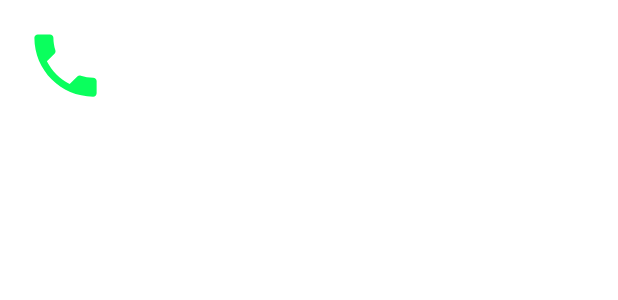
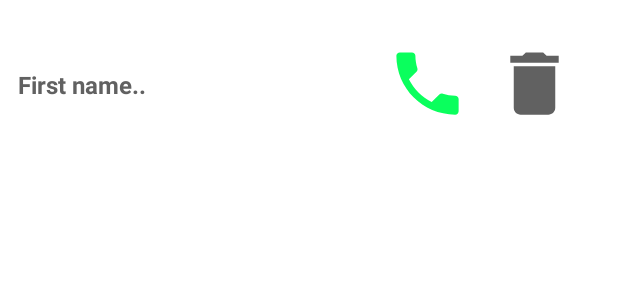
Before and after one commit to danielmbutler/AddressBookApp, an Android app: the layout phone_number_item.xml on its own in the app's theme, with its tools: preview values and no code run, on a phone screen of 412 x 824 dp. Shown: the top 300 px of the screen. Run offline under Robolectric (Android 15) with nearby library versions, the phone set to English and light mode, and no system bars.

Commit message:
completed layouts

```diff
--- /dev/null
+++ b/app/src/main/res/drawable/ic_baseline_delete_24.xml
@@ -0,0 +1,5 @@
+<vector android:height="24dp" android:tint="#616161"
+    android:viewportHeight="24" android:viewportWidth="24"
+    android:width="24dp" xmlns:android="http://schemas.android.com/apk/res/android">
+    <path android:fillColor="@android:color/white" android:pathData="M6,19c0,1.1 0.9,2 2,2h8c1.1,0 2,-0.9 2,-2V7H6v12zM19,4h-3.5l-1,-1h-5l-1,1H5v2h14V4z"/>
+</vector>
--- a/app/src/main/res/layout/fragment_home.xml
+++ b/app/src/main/res/layout/fragment_home.xml
@@ -5,6 +5,7 @@
     android:layout_width="match_parent"
     android:layout_height="match_parent"
     android:background="@color/MainBg"
+    android:padding="@dimen/layout_padding"
     tools:context=".ui.fragments.HomeFragment">
 
 
@@ -27,8 +28,8 @@
             android:layout_width="match_parent"
             android:layout_height="wrap_content"
             android:layout_marginTop="48dp"
-            android:padding="6dp"
             app:layout_constraintEnd_toEndOf="parent"
+            tools:listitem="@layout/phone_number_item"
             app:layout_constraintStart_toStartOf="parent"
             app:layout_constraintTop_toBottomOf="@id/textView" />
 
--- a/app/src/main/res/layout/phone_number_item.xml
+++ b/app/src/main/res/layout/phone_number_item.xml
@@ -3,40 +3,44 @@
     xmlns:app="http://schemas.android.com/apk/res-auto"
     xmlns:tools="http://schemas.android.com/tools"
     android:layout_width="match_parent"
+    android:padding="6dp"
+    android:background="@color/white"
+    android:layout_margin="6dp"
     android:layout_height="100dp">
 
     <TextView
-        android:id="@+id/rv_item_tv_SendMessage"
-        android:layout_width="wrap_content"
+        android:id="@+id/rv_item_tv_name"
+        android:layout_width="0dp"
         android:layout_height="wrap_content"
-        android:layout_marginEnd="8dp"
-        android:textColor="@color/white"
-        android:text="Send Message"
-        app:layout_constraintEnd_toEndOf="@+id/rv_item_iv_message"
-        app:layout_constraintStart_toStartOf="@+id/rv_item_iv_message"
-        app:layout_constraintTop_toBottomOf="@+id/rv_item_iv_message" />
-
-    <TextView
-        android:id="@+id/rv_item_tv_PhoneNumber"
-        android:layout_width="wrap_content"
-        android:layout_height="wrap_content"
-        android:layout_marginStart="16dp"
-        android:textSize="18sp"
+        android:text="@string/first_name"
+        android:textColor="@color/textColor"
         android:textStyle="bold"
-        android:textColor="@color/white"
-        android:text="TextView"
-        app:layout_constraintBottom_toBottomOf="@+id/rv_item_ivphone"
-        app:layout_constraintStart_toEndOf="@+id/rv_item_ivphone"
-        app:layout_constraintTop_toTopOf="@+id/rv_item_ivphone" />
+        android:textSize="16sp"
+        app:layout_constraintBottom_toBottomOf="parent"
+        app:layout_constraintEnd_toStartOf="@+id/rv_item_ivphone"
+        app:layout_constraintStart_toStartOf="parent"
+        app:layout_constraintTop_toTopOf="parent" />
 
     <ImageView
         android:id="@+id/rv_item_ivphone"
         android:layout_width="55dp"
         android:layout_height="55dp"
-        android:layout_marginStart="16dp"
         android:layout_marginTop="16dp"
-        app:layout_constraintStart_toStartOf="parent"
+        android:layout_marginEnd="16dp"
+        android:contentDescription="@string/call_contact"
+        app:layout_constraintEnd_toStartOf="@id/rv_item_delete"
         app:layout_constraintTop_toTopOf="parent"
         app:srcCompat="@drawable/ic_baseline_local_phone_24" />
 
+    <ImageView
+        android:id="@+id/rv_item_delete"
+        android:layout_width="55dp"
+        android:layout_height="55dp"
+        android:layout_marginTop="16dp"
+        android:layout_marginEnd="16dp"
+        android:contentDescription="@string/delete_contact"
+        app:layout_constraintEnd_toEndOf="parent"
+        app:layout_constraintTop_toTopOf="parent"
+        app:srcCompat="@drawable/ic_baseline_delete_24" />
+
 </androidx.constraintlayout.widget.ConstraintLayout>
--- a/app/src/main/res/values/colors.xml
+++ b/app/src/main/res/values/colors.xml
@@ -10,4 +10,5 @@
     <color name="MainBg">#3B73DF</color>
     <color name="ButtonYellow">#FFCD01</color>
     <color name="ButtonRed">#FF0000</color>
+    <color name="textColor">#616161</color>
 </resources>
--- a/app/src/main/res/values/strings.xml
+++ b/app/src/main/res/values/strings.xml
@@ -12,4 +12,7 @@
     <string name="phone_number">Phone number..</string>
     <string name="save">Save</string>
     <string name="cancel">Cancel</string>
+    <string name="delete_contact">delete contact</string>
+    <string name="call_contact">call contact</string>
+    <string name="first_name">First name..</string>
 </resources>
```
